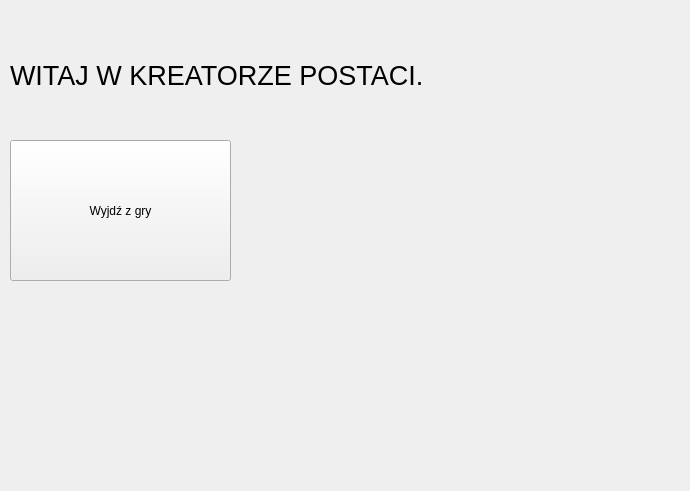
Qt form start_game.ui (DawidO99/FM_QT_Project) before a commit.
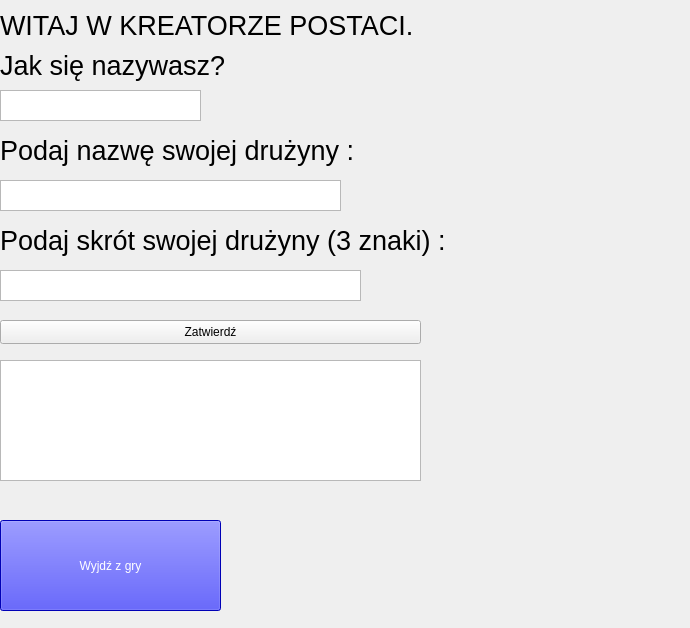
The same form after that commit.

```diff
--- a/start_game.ui
+++ b/start_game.ui
@@ -7,7 +7,7 @@
     <x>0</x>
     <y>0</y>
     <width>690</width>
-    <height>491</height>
+    <height>628</height>
    </rect>
   </property>
   <property name="minimumSize">
@@ -28,10 +28,10 @@
   <widget class="QLabel" name="label">
    <property name="geometry">
     <rect>
-     <x>10</x>
+     <x>0</x>
      <y>10</y>
      <width>461</width>
-     <height>131</height>
+     <height>31</height>
     </rect>
    </property>
    <property name="font">
@@ -39,6 +39,9 @@
      <pointsize>20</pointsize>
     </font>
    </property>
+   <property name="styleSheet">
+    <string notr="true">background: none;</string>
+   </property>
    <property name="text">
     <string>WITAJ W KREATORZE POSTACI.</string>
    </property>
@@ -46,16 +49,133 @@
   <widget class="QPushButton" name="pushButton">
    <property name="geometry">
     <rect>
-     <x>10</x>
-     <y>140</y>
+     <x>0</x>
+     <y>520</y>
      <width>221</width>
-     <height>141</height>
+     <height>91</height>
     </rect>
    </property>
+   <property name="styleSheet">
+    <string notr="true">background:navy blue;
+color:white;
+</string>
+   </property>
    <property name="text">
     <string>Wyjdź z gry</string>
    </property>
   </widget>
+  <widget class="QTextEdit" name="name_input">
+   <property name="geometry">
+    <rect>
+     <x>0</x>
+     <y>90</y>
+     <width>201</width>
+     <height>31</height>
+    </rect>
+   </property>
+  </widget>
+  <widget class="QLabel" name="give_name">
+   <property name="geometry">
+    <rect>
+     <x>0</x>
+     <y>50</y>
+     <width>251</width>
+     <height>31</height>
+    </rect>
+   </property>
+   <property name="font">
+    <font>
+     <pointsize>20</pointsize>
+    </font>
+   </property>
+   <property name="text">
+    <string>Jak się nazywasz?</string>
+   </property>
+  </widget>
+  <widget class="QLabel" name="team_name">
+   <property name="geometry">
+    <rect>
+     <x>0</x>
+     <y>130</y>
+     <width>381</width>
+     <height>41</height>
+    </rect>
+   </property>
+   <property name="font">
+    <font>
+     <pointsize>20</pointsize>
+    </font>
+   </property>
+   <property name="text">
+    <string>Podaj nazwę swojej drużyny : </string>
+   </property>
+  </widget>
+  <widget class="QTextEdit" name="team_name_input">
+   <property name="geometry">
+    <rect>
+     <x>0</x>
+     <y>180</y>
+     <width>341</width>
+     <height>31</height>
+    </rect>
+   </property>
+  </widget>
+  <widget class="QLabel" name="team_short">
+   <property name="geometry">
+    <rect>
+     <x>0</x>
+     <y>220</y>
+     <width>471</width>
+     <height>41</height>
+    </rect>
+   </property>
+   <property name="font">
+    <font>
+     <pointsize>20</pointsize>
+    </font>
+   </property>
+   <property name="text">
+    <string>Podaj skrót swojej drużyny (3 znaki) : </string>
+   </property>
+  </widget>
+  <widget class="QPushButton" name="accept_button">
+   <property name="geometry">
+    <rect>
+     <x>0</x>
+     <y>320</y>
+     <width>421</width>
+     <height>24</height>
+    </rect>
+   </property>
+   <property name="text">
+    <string>Zatwierdź</string>
+   </property>
+  </widget>
+  <widget class="QTextEdit" name="team_short_input">
+   <property name="geometry">
+    <rect>
+     <x>0</x>
+     <y>270</y>
+     <width>361</width>
+     <height>31</height>
+    </rect>
+   </property>
+  </widget>
+  <widget class="QTextBrowser" name="output">
+   <property name="geometry">
+    <rect>
+     <x>0</x>
+     <y>360</y>
+     <width>421</width>
+     <height>121</height>
+    </rect>
+   </property>
+   <property name="font">
+    <font>
+     <pointsize>20</pointsize>
+    </font>
+   </property>
+  </widget>
  </widget>
  <resources/>
  <connections/>
```
Left out of the diff: 4 changed lines with no effect on the pictures.
